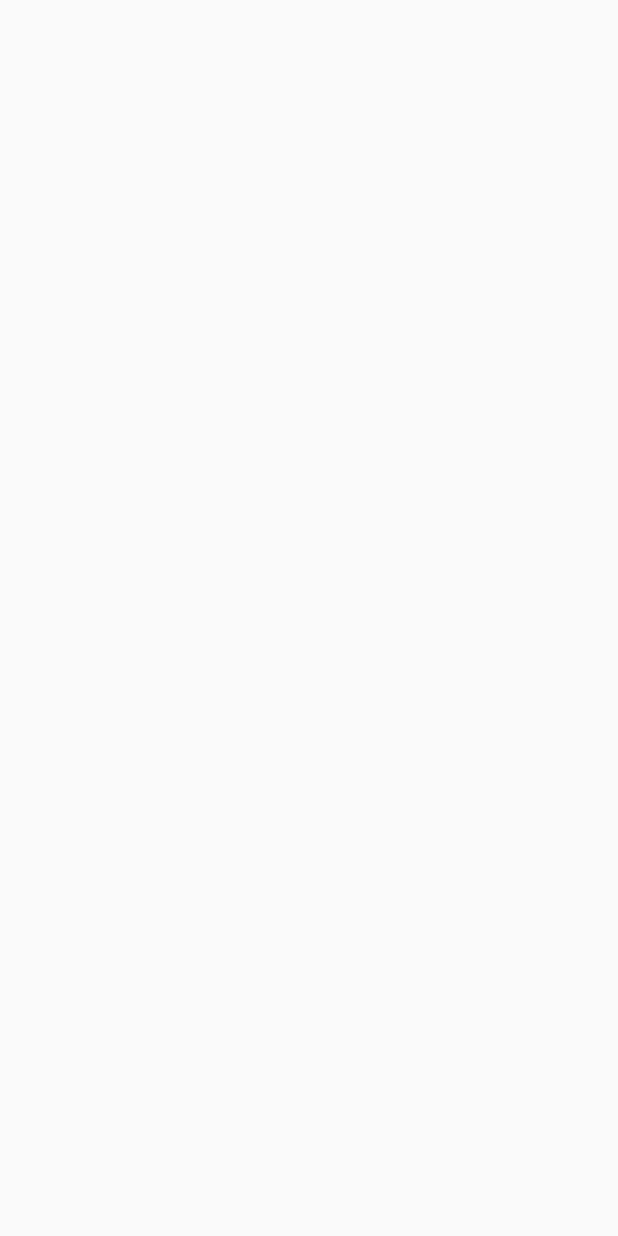
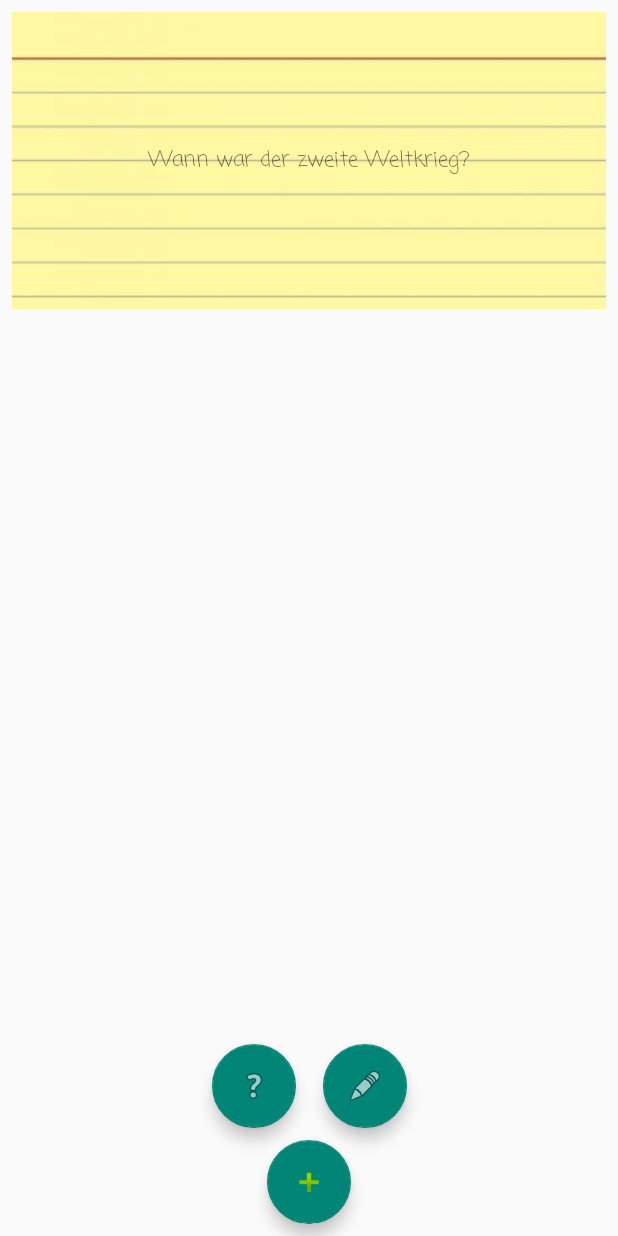
Before and after one commit to MackeyProduction/Checkit, an Android app: the GroupActivity screen opened directly, with no data from a screen before it, on a phone screen of 412 x 824 dp. Before the commit the screen is empty. Run offline under Robolectric (Android 15) with nearby library versions, the light colour scheme and no system bars.

Commit message:
fab buttons added.

```diff
--- a/app/src/main/AndroidManifest.xml
+++ b/app/src/main/AndroidManifest.xml
@@ -9,7 +9,7 @@
         android:roundIcon="@mipmap/checkit_launcher_round"
         android:supportsRtl="true"
         android:theme="@style/Theme.AppCompat.Light.NoActionBar">
-        <activity android:name=".GroupViewActivity">
+        <activity android:name=".LoginActivity">
             <intent-filter>
                 <action android:name="android.intent.action.MAIN" />
 
@@ -17,13 +17,13 @@
             </intent-filter>
         </activity>
         <activity
-            android:name=".LoginActivity"
+            android:name=".GroupViewActivity"
             android:theme="@style/AppTheme" />
         <activity android:name=".GroupActivity" />
         <activity
             android:name=".MainActivity"
             android:label="@string/title_activity_main"
-            android:theme="@style/Theme.AppCompat.Light.NoActionBar"></activity>
+            android:theme="@style/Theme.AppCompat.Light.NoActionBar" />
     </application>
 
 </manifest>
--- a/app/src/main/res/layout/activity_group.xml
+++ b/app/src/main/res/layout/activity_group.xml
@@ -6,4 +6,73 @@
     android:layout_height="match_parent"
     tools:context=".GroupActivity">
 
+    <ImageView
+        android:id="@+id/imageViewNotecard"
+        android:layout_width="0dp"
+        android:layout_height="198dp"
+        android:layout_marginEnd="8dp"
+        android:layout_marginStart="8dp"
+        android:layout_marginTop="8dp"
+        android:scaleType="centerCrop"
+        app:layout_constraintEnd_toEndOf="parent"
+        app:layout_constraintStart_toStartOf="parent"
+        app:layout_constraintTop_toTopOf="parent"
+        app:srcCompat="@drawable/karteikarte" />
+
+    <TextView
+        android:id="@+id/textViewQuestion"
+        android:layout_width="wrap_content"
+        android:layout_height="wrap_content"
+        android:layout_marginBottom="8dp"
+        android:layout_marginEnd="8dp"
+        android:layout_marginStart="8dp"
+        android:layout_marginTop="8dp"
+        android:fontFamily="casual"
+        android:text="Wann war der zweite Weltkrieg?"
+        app:layout_constraintBottom_toBottomOf="@+id/imageViewNotecard"
+        app:layout_constraintEnd_toEndOf="@+id/imageViewNotecard"
+        app:layout_constraintStart_toStartOf="@+id/imageViewNotecard"
+        app:layout_constraintTop_toTopOf="@+id/imageViewNotecard" />
+
+    <android.support.design.widget.FloatingActionButton
+        android:id="@+id/fabAddQuestion"
+        android:layout_width="wrap_content"
+        android:layout_height="wrap_content"
+        android:layout_marginBottom="8dp"
+        android:layout_marginEnd="8dp"
+        android:layout_marginStart="8dp"
+        android:clickable="true"
+        app:fabSize="normal"
+        app:layout_constraintBottom_toBottomOf="parent"
+        app:layout_constraintEnd_toEndOf="parent"
+        app:layout_constraintStart_toStartOf="parent"
+        app:srcCompat="@android:drawable/ic_input_add" />
+
+    <android.support.design.widget.FloatingActionButton
+        android:id="@+id/fabEditQuestion"
+        android:layout_width="wrap_content"
+        android:layout_height="wrap_content"
+        android:layout_marginBottom="8dp"
+        android:layout_marginEnd="8dp"
+        android:layout_marginStart="82dp"
+        android:clickable="true"
+        app:fabSize="normal"
+        app:layout_constraintBottom_toTopOf="@+id/fabAddQuestion"
+        app:layout_constraintEnd_toEndOf="parent"
+        app:layout_constraintStart_toStartOf="parent"
+        app:srcCompat="@android:drawable/ic_menu_edit" />
+
+    <android.support.design.widget.FloatingActionButton
+        android:id="@+id/fabQuestionMode"
+        android:layout_width="wrap_content"
+        android:layout_height="wrap_content"
+        android:layout_marginBottom="8dp"
+        android:layout_marginEnd="82dp"
+        android:layout_marginStart="8dp"
+        android:clickable="true"
+        app:fabSize="normal"
+        app:layout_constraintBottom_toTopOf="@+id/fabAddQuestion"
+        app:layout_constraintEnd_toEndOf="parent"
+        app:layout_constraintStart_toStartOf="parent"
+        app:srcCompat="@android:drawable/ic_menu_help" />
 </android.support.constraint.ConstraintLayout>
--- a/app/src/main/res/layout/activity_group_view.xml
+++ b/app/src/main/res/layout/activity_group_view.xml
@@ -30,4 +30,21 @@
         app:layout_constraintStart_toStartOf="parent"
         app:layout_constraintTop_toTopOf="parent" />
 
+    <android.support.design.widget.FloatingActionButton
+        android:id="@+id/fabAddGroup"
+        android:layout_width="wrap_content"
+        android:layout_height="wrap_content"
+        android:layout_gravity="bottom|end"
+        android:layout_margin="@dimen/fab_margin"
+        android:layout_marginBottom="8dp"
+        android:layout_marginEnd="8dp"
+        android:layout_marginStart="8dp"
+        android:tint="@android:color/background_light"
+        app:backgroundTint="@color/colorPrimary"
+        app:fabSize="normal"
+        app:layout_constraintBottom_toBottomOf="parent"
+        app:layout_constraintEnd_toEndOf="parent"
+        app:layout_constraintStart_toStartOf="parent"
+        app:srcCompat="@android:drawable/ic_input_add" />
+
 </android.support.constraint.ConstraintLayout>
--- a/app/src/main/res/values/colors.xml
+++ b/app/src/main/res/values/colors.xml
@@ -1,6 +1,6 @@
 <?xml version="1.0" encoding="utf-8"?>
 <resources>
-    <color name="colorPrimary">#3F51B5</color>
-    <color name="colorPrimaryDark">#303F9F</color>
+    <color name="colorPrimary">#3f51b5</color>
+    <color name="colorPrimaryDark">#303f9f</color>
     <color name="colorAccent">#FF4081</color>
 </resources>
```
Also changed, not shown: app/src/main/res/drawable/karteikarte.jpg (added).
